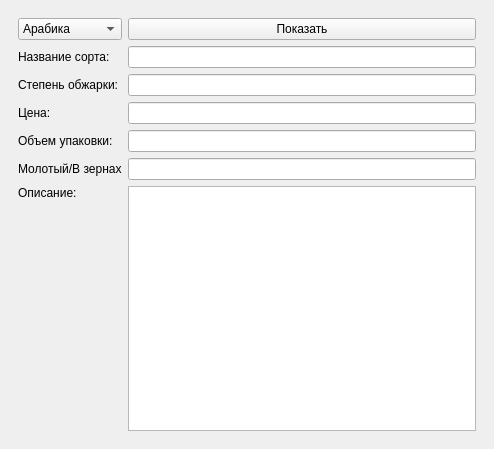
Above: main.ui from mmukhina/git-hub before the change. Below: the same form after it.
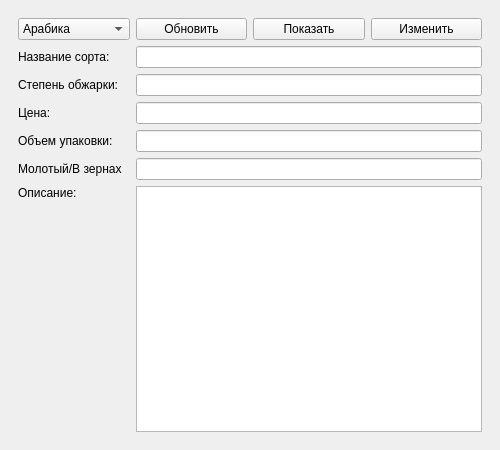
That is the form after the change.

The edit to the form file:
```diff
--- a/main.ui
+++ b/main.ui
@@ -6,8 +6,8 @@
    <rect>
     <x>0</x>
     <y>0</y>
-    <width>494</width>
-    <height>449</height>
+    <width>500</width>
+    <height>450</height>
    </rect>
   </property>
   <property name="windowTitle">
@@ -37,20 +37,6 @@
          </item>
         </widget>
        </item>
-       <item row="2" column="2">
-        <widget class="QLineEdit" name="lineEdit_2">
-         <property name="readOnly">
-          <bool>true</bool>
-         </property>
-        </widget>
-       </item>
-       <item row="7" column="2" rowspan="2">
-        <widget class="QTextEdit" name="textEdit">
-         <property name="readOnly">
-          <bool>true</bool>
-         </property>
-        </widget>
-       </item>
        <item row="8" column="0">
         <spacer name="verticalSpacer">
          <property name="orientation">
@@ -64,6 +50,13 @@
          </property>
         </spacer>
        </item>
+       <item row="4" column="0">
+        <widget class="QLabel" name="label_2">
+         <property name="text">
+          <string>Цена:</string>
+         </property>
+        </widget>
+       </item>
        <item row="3" column="0">
         <widget class="QLabel" name="label_5">
          <property name="text">
@@ -78,20 +71,6 @@
          </property>
         </widget>
        </item>
-       <item row="2" column="0">
-        <widget class="QLabel" name="label_6">
-         <property name="text">
-          <string>Название сорта:</string>
-         </property>
-        </widget>
-       </item>
-       <item row="4" column="0">
-        <widget class="QLabel" name="label_2">
-         <property name="text">
-          <string>Цена:</string>
-         </property>
-        </widget>
-       </item>
        <item row="0" column="2">
         <widget class="QPushButton" name="pushButton">
          <property name="text">
@@ -99,41 +78,6 @@
          </property>
         </widget>
        </item>
-       <item row="4" column="2">
-        <widget class="QLineEdit" name="lineEdit">
-         <property name="readOnly">
-          <bool>true</bool>
-         </property>
-        </widget>
-       </item>
-       <item row="3" column="2">
-        <widget class="QLineEdit" name="lineEdit_3">
-         <property name="readOnly">
-          <bool>true</bool>
-         </property>
-        </widget>
-       </item>
-       <item row="5" column="2">
-        <widget class="QLineEdit" name="lineEdit_5">
-         <property name="readOnly">
-          <bool>true</bool>
-         </property>
-        </widget>
-       </item>
-       <item row="6" column="2">
-        <widget class="QLineEdit" name="lineEdit_4">
-         <property name="readOnly">
-          <bool>true</bool>
-         </property>
-        </widget>
-       </item>
-       <item row="7" column="0">
-        <widget class="QLabel" name="label_3">
-         <property name="text">
-          <string>Описание:</string>
-         </property>
-        </widget>
-       </item>
        <item row="6" column="0">
         <widget class="QLabel" name="label_4">
          <property name="text">
@@ -141,6 +85,82 @@
          </property>
         </widget>
        </item>
+       <item row="7" column="0">
+        <widget class="QLabel" name="label_3">
+         <property name="text">
+          <string>Описание:</string>
+         </property>
+        </widget>
+       </item>
+       <item row="0" column="3">
+        <widget class="QPushButton" name="pushButton_2">
+         <property name="text">
+          <string>Изменить</string>
+         </property>
+        </widget>
+       </item>
+       <item row="2" column="0">
+        <widget class="QLabel" name="label_6">
+         <property name="text">
+          <string>Название сорта:</string>
+         </property>
+        </widget>
+       </item>
+       <item row="0" column="1">
+        <widget class="QPushButton" name="pushButton_3">
+         <property name="text">
+          <string>Обновить</string>
+         </property>
+        </widget>
+       </item>
+       <item row="2" column="1" colspan="3">
+        <widget class="QLineEdit" name="lineEdit_2">
+         <property name="readOnly">
+          <bool>true</bool>
+         </property>
+        </widget>
+       </item>
+       <item row="3" column="1" colspan="3">
+        <widget class="QLineEdit" name="lineEdit_3">
+         <property name="readOnly">
+          <bool>true</bool>
+         </property>
+        </widget>
+       </item>
+       <item row="4" column="1" colspan="3">
+        <widget class="QLineEdit" name="lineEdit">
+         <property name="readOnly">
+          <bool>true</bool>
+         </property>
+        </widget>
+       </item>
+       <item row="5" column="1" colspan="3">
+        <widget class="QLineEdit" name="lineEdit_5">
+         <property name="readOnly">
+          <bool>true</bool>
+         </property>
+        </widget>
+       </item>
+       <item row="6" column="1" colspan="3">
+        <widget class="QLineEdit" name="lineEdit_4">
+         <property name="readOnly">
+          <bool>true</bool>
+         </property>
+        </widget>
+       </item>
+       <item row="7" column="1" rowspan="2" colspan="3">
+        <widget class="QTextEdit" name="textEdit">
+         <property name="minimumSize">
+          <size>
+           <width>300</width>
+           <height>0</height>
+          </size>
+         </property>
+         <property name="readOnly">
+          <bool>true</bool>
+         </property>
+        </widget>
+       </item>
       </layout>
      </widget>
     </item>
```
